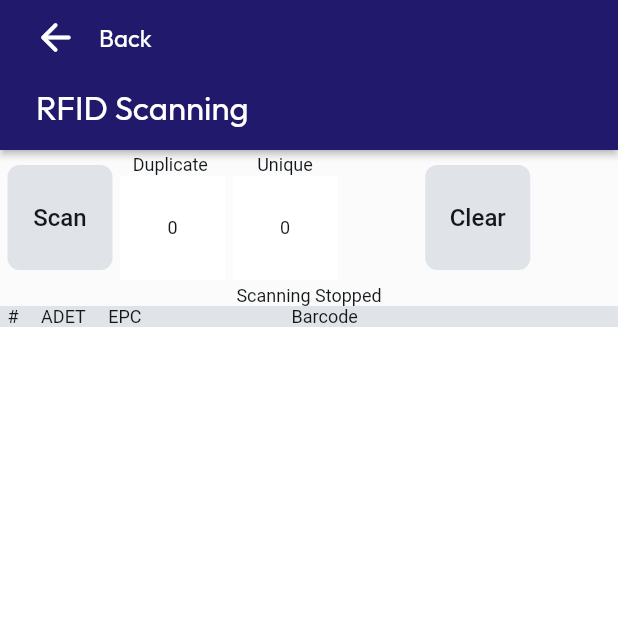
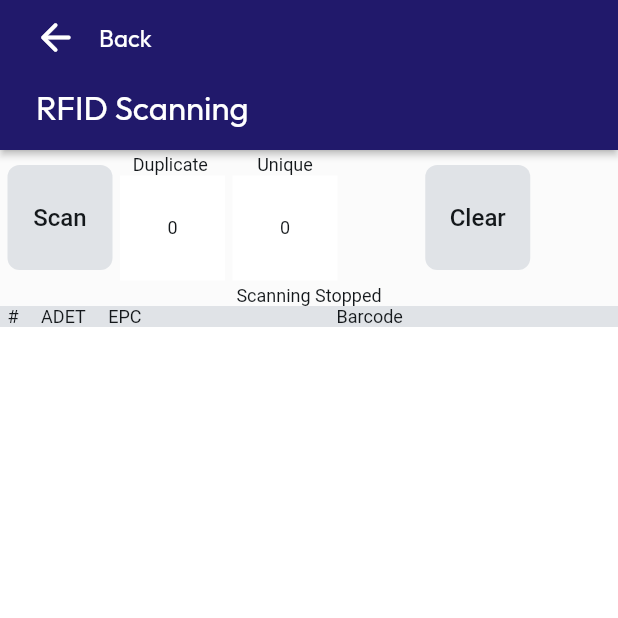
Before and after one commit to alsayedabdulaziz/Prometeon-tyre-Traceability, a Flutter app: the screen it shows after launch, on a phone screen of 412 x 824 dp, the top half of it. Run offline on Flutter 3.47's test engine with Material 3 defaults, Android fonts, the phone set to English and light mode, and no system bars; drawn by our look-alikes of auto_size_text; our stand-ins replace equatable, font_awesome_flutter, from_css_color, go_router, google_fonts and 3 more; missing offline and left inert: dart:ffi, json_path, mime_type, zebra_rfid_sdk_plugin; accounts and stored records are empty; Roboto replaces fonts that are missing (Readex Pro).

Commit message:
Updating to latest FlutterFlow output.

```diff
--- a/lib/r_f_i_d_scanning/r_f_i_d_scanning_widget.dart
+++ b/lib/r_f_i_d_scanning/r_f_i_d_scanning_widget.dart
@@ -431,7 +431,7 @@ class _RFIDScanningWidgetState extends State<RFIDScanningWidget> {
                                   ),
                                   Padding(
                                     padding: const EdgeInsetsDirectional.fromSTEB(
-                                        100.0, 0.0, 0.0, 0.0),
+                                        130.0, 0.0, 0.0, 0.0),
                                     child: Text(
                                       'Barcode',
                                       style: FlutterFlowTheme.of(context)
@@ -462,11 +462,13 @@ class _RFIDScanningWidgetState extends State<RFIDScanningWidget> {
                                         .QueriedTagDataList
                                         .toList();
 
-                                    return ListView.builder(
+                                    return ListView.separated(
                                       padding: EdgeInsets.zero,
                                       shrinkWrap: true,
                                       scrollDirection: Axis.vertical,
                                       itemCount: listOfData.length,
+                                      separatorBuilder: (_, __) =>
+                                          const SizedBox(height: 5.0),
                                       itemBuilder: (context, listOfDataIndex) {
                                         final listOfDataItem =
                                             listOfData[listOfDataIndex];
```
